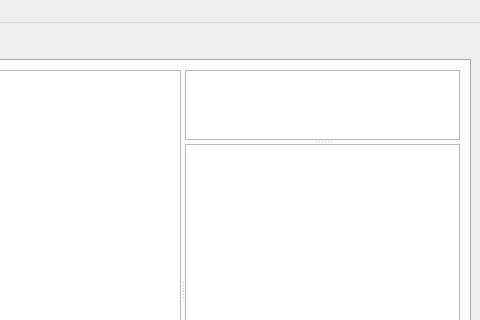
The window that ui/src/main.ui (yunowo/data-structure) describes before a commit, drawn with Qt 5; both pictures show x 320 to 800 and y 0 to 320 of the 800 by 550 pixel window.
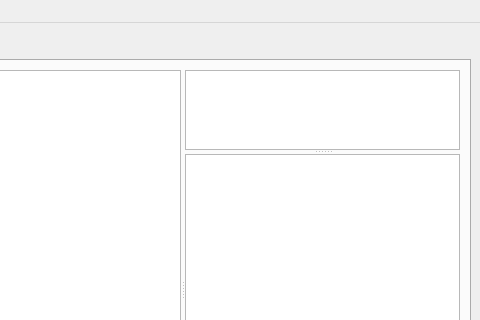
The same window after the commit. The open tabs and pages were chosen to show the change. Icons and pictures are not drawn.

Diff of the .ui file:
```diff
--- a/ui/src/main.ui
+++ b/ui/src/main.ui
@@ -341,6 +341,12 @@
             <enum>Qt::Vertical</enum>
            </property>
            <widget class="QTableWidget" name="code_table">
+            <property name="minimumSize">
+             <size>
+              <width>0</width>
+              <height>80</height>
+             </size>
+            </property>
             <property name="sizeAdjustPolicy">
              <enum>QAbstractScrollArea::AdjustToContents</enum>
             </property>
```
Left out of the diff: 7 changed lines with no effect on the pictures.
